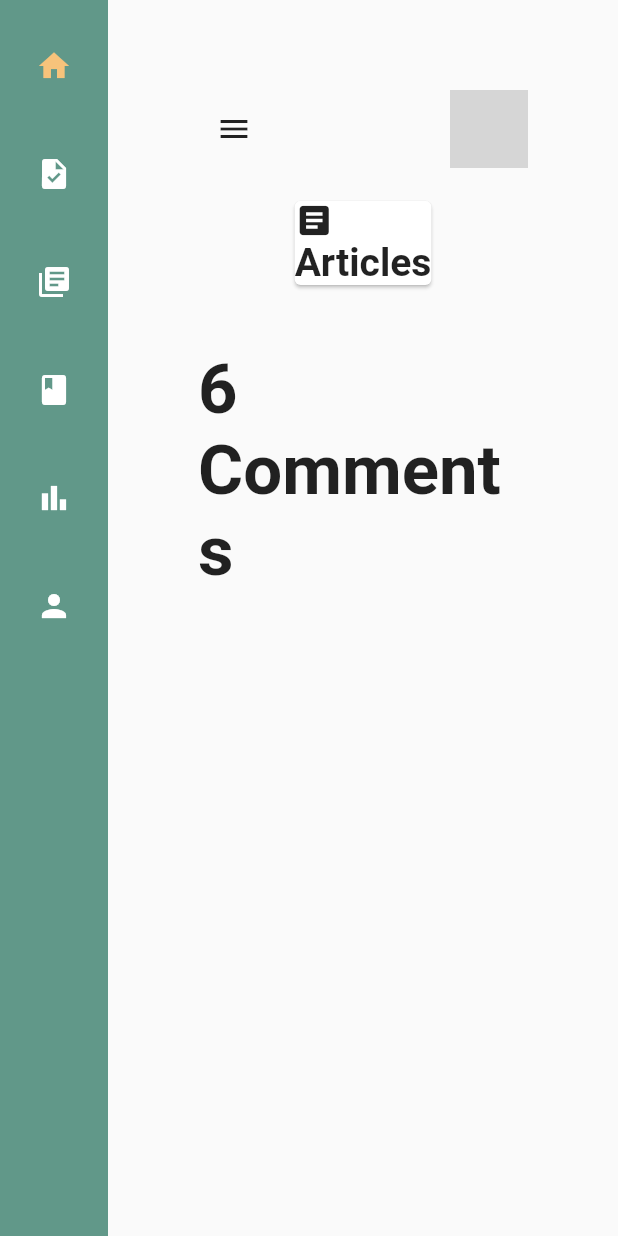
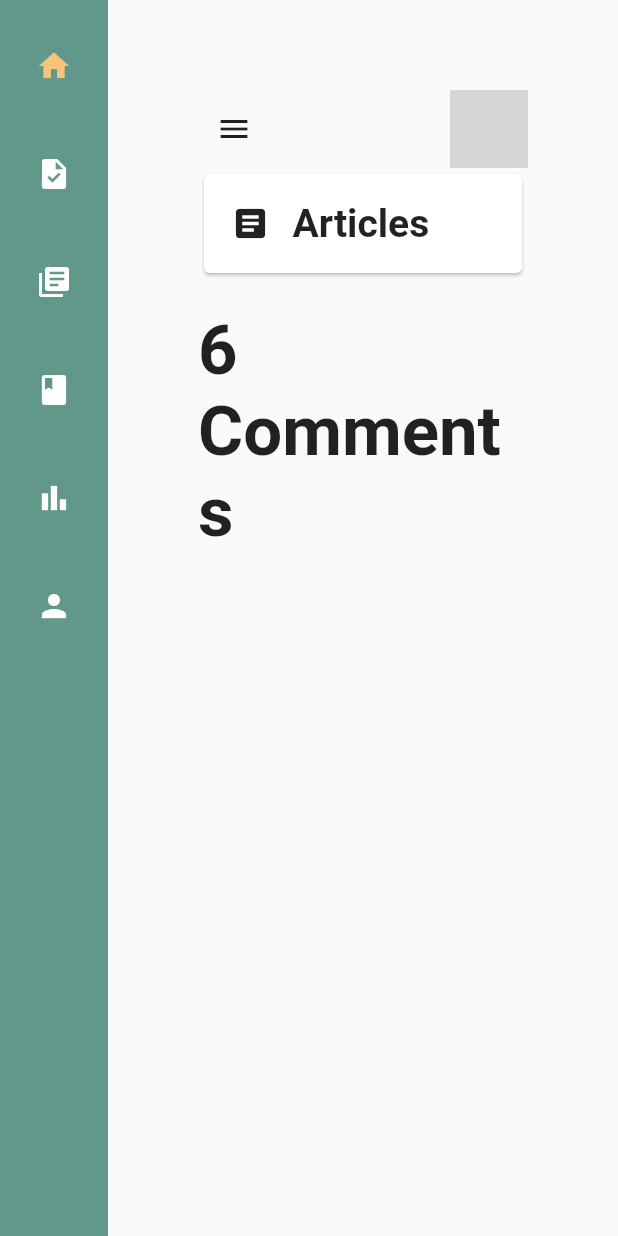
Before and after one commit to Kemo8965/flutter-dashboard, a Flutter app: the screen it shows after launch, on a phone screen of 412 x 824 dp. Run offline on Flutter 3.47's test engine with Material 2 defaults, Android fonts, the light colour scheme and no system bars; network calls fail; key blocks and very long unbroken strings in the code were emptied for the run; grey boxes are pictures that could not be loaded.

Commit message:
2nd flutter commit

```diff
--- a/lib/components/dashboard.dart
+++ b/lib/components/dashboard.dart
@@ -66,11 +66,13 @@ class _DashboardScreenState extends State<DashboardScreen> {
                 mainAxisAlignment: MainAxisAlignment.spaceEvenly,
                 children: [
                   Flexible(
+                    child: Card(
                       child: Padding(
                         padding: const EdgeInsets.all(18.0),
-                      child: Card(
                         child: Column(
                           crossAxisAlignment: CrossAxisAlignment.start,
+                          children: [
+                            Row(
                               children: [
                                 Icon(
                                   Icons.article,
@@ -82,7 +84,10 @@ class _DashboardScreenState extends State<DashboardScreen> {
                                 Text(
                                   "Articles",
                                   style: TextStyle(
-                                  fontSize: 26.0, fontWeight: FontWeight.bold),
+                                      fontSize: 26.0,
+                                      fontWeight: FontWeight.bold),
+                                )
+                              ],
                             )
                           ],
                         ),
```
Lines whose indentation alone changed are shown as unchanged.
